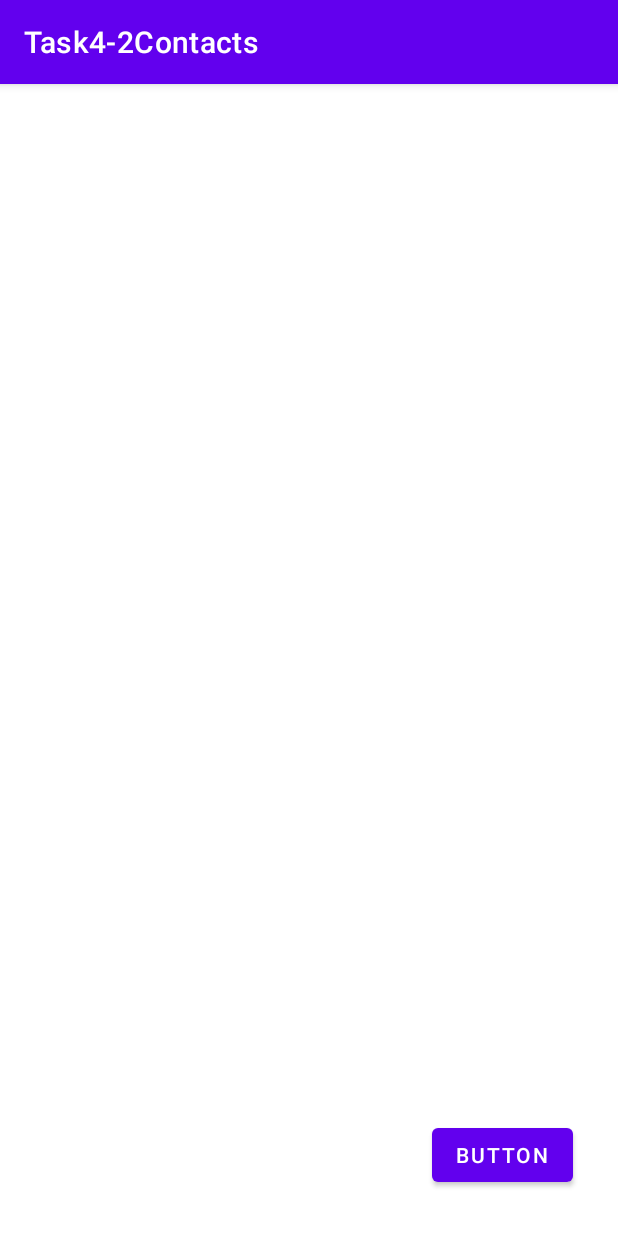
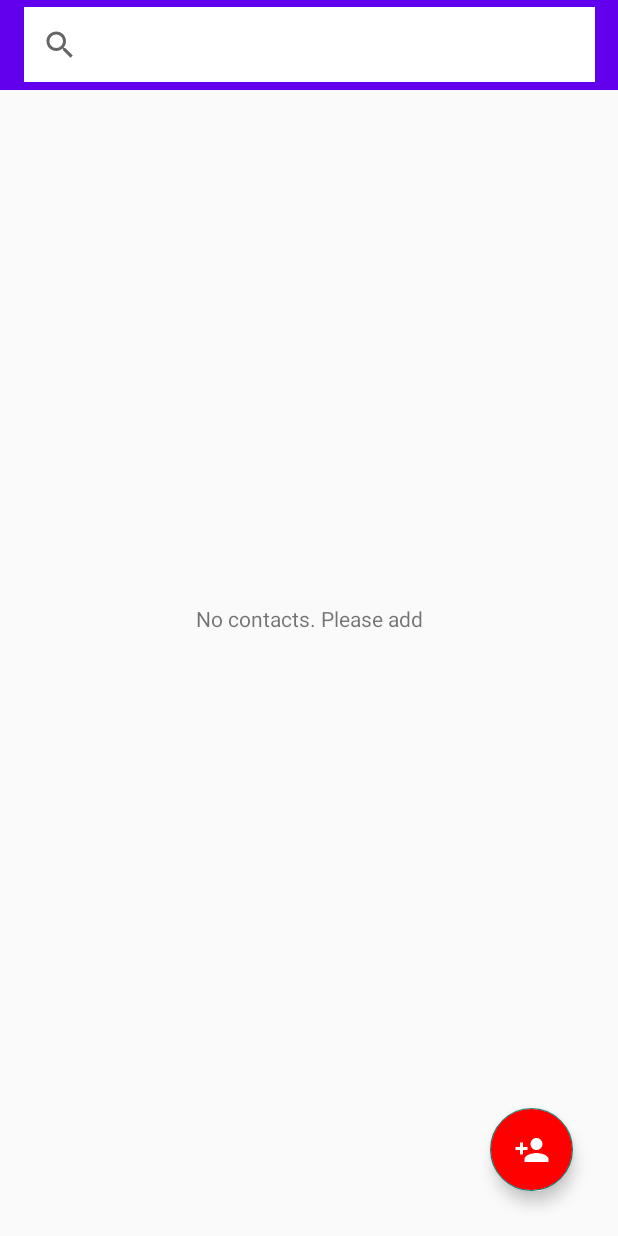
Before and after one commit to AndreiKrayushkin/Md-AD2-16-20-28, an Android app: the screen it shows after launch (MainActivity), on a phone screen of 412 x 824 dp. Run offline under Robolectric (Android 15) with nearby library versions, the light colour scheme and no system bars.

```diff
--- a/task4-2contacts-kotlin/build.gradle
+++ b/task4-2contacts-kotlin/build.gradle
@@ -40,6 +40,7 @@ dependencies {
     implementation 'androidx.appcompat:appcompat:1.2.0'
     implementation 'com.google.android.material:material:1.2.1'
     implementation 'androidx.constraintlayout:constraintlayout:2.0.4'
+    implementation 'androidx.recyclerview:recyclerview:1.1.0'
     testImplementation 'junit:junit:4.+'
     androidTestImplementation 'androidx.test.ext:junit:1.1.2'
     androidTestImplementation 'androidx.test.espresso:espresso-core:3.3.0'
--- a/task4-2contacts-kotlin/src/main/AndroidManifest.xml
+++ b/task4-2contacts-kotlin/src/main/AndroidManifest.xml
@@ -17,6 +17,7 @@
             </intent-filter>
         </activity>
         <activity android:name=".AddContact"/>
+        <activity android:name=".EditContact"/>
     </application>
 
 </manifest>
--- a/task4-2contacts-kotlin/src/main/java/by/andrei/firstproject/task4contacts/ContactAdapter.kt
+++ b/task4-2contacts-kotlin/src/main/java/by/andrei/firstproject/task4contacts/ContactAdapter.kt
@@ -7,13 +7,13 @@ import android.widget.ImageView
 import android.widget.TextView
 import androidx.recyclerview.widget.RecyclerView
 
-class ContactAdapter : RecyclerView.Adapter<ContactAdapter.ContactViewHolder>() {
+class ContactAdapter (
+        var contactList: MutableList<Contact>,
+        var onClickListener: OnContactClickListener
+        ): RecyclerView.Adapter<ContactAdapter.ContactViewHolder>() {
 
-    private var contactList = mutableListOf<Contact>()
-
-    fun ContactAdapter (contactList: MutableList<Contact>) {
-        this.contactList = contactList
-        notifyDataSetChanged()
+    interface OnContactClickListener {
+        fun onContactClick(contact: Contact, position: Int)
     }
 
     override fun onCreateViewHolder(parent: ViewGroup, viewType: Int): ContactViewHolder {
@@ -23,7 +23,14 @@ class ContactAdapter : RecyclerView.Adapter<ContactAdapter.ContactViewHolder>()
     }
 
     override fun onBindViewHolder(holder: ContactViewHolder, position: Int) {
-        holder.bind(contactList[position])
+
+        val contact: Contact = contactList[position]
+
+        holder.bind(contact)
+
+        holder.itemView.setOnClickListener {
+            onClickListener.onContactClick(contact, position)
+        }
     }
 
     override fun getItemCount(): Int {
@@ -31,11 +38,11 @@ class ContactAdapter : RecyclerView.Adapter<ContactAdapter.ContactViewHolder>()
     }
 
     class ContactViewHolder(itemView: View) : RecyclerView.ViewHolder(itemView) {
-        private val imageView: ImageView = itemView.findViewById(R.id.imageContacts)
-        private val textViewName: TextView = itemView.findViewById(R.id.textContactsName)
-        private val textViewPhone: TextView = itemView.findViewById(R.id.textPhoneNumber)
+        private var imageView: ImageView = itemView.findViewById(R.id.imageContacts)
+        private var textViewName: TextView = itemView.findViewById(R.id.textContactsName)
+        private var textViewPhone: TextView = itemView.findViewById(R.id.textPhoneNumber)
 
-        fun bind (contact: Contact) {
+        fun bind(contact: Contact) {
             imageView.setImageResource(contact.imageView)
             textViewName.text = contact.textContactName
             textViewPhone.text = contact.textContactPhoneOrEmail
@@ -43,9 +50,18 @@ class ContactAdapter : RecyclerView.Adapter<ContactAdapter.ContactViewHolder>()
     }
 
     fun addContact(contact: Contact) {
-//        contactList.add(contact)
-//        notifyItemChanged(contactList.indexOf(contact))
+        contactList.add(contact)
         notifyDataSetChanged()
     }
 
+    fun editContact(position: Int, contact: Contact) {
+        contactList[position] = contact
+        notifyItemChanged(position)
+    }
+
+    fun removeContact(position: Int) {
+        contactList.removeAt(position)
+        notifyItemRemoved(position)
+    }
+
 }
--- a/task4-2contacts-kotlin/src/main/java/by/andrei/firstproject/task4contacts/MainActivity.kt
+++ b/task4-2contacts-kotlin/src/main/java/by/andrei/firstproject/task4contacts/MainActivity.kt
@@ -1,50 +1,83 @@
 package by.andrei.firstproject.task4contacts
 
-import android.app.Activity
 import android.content.Intent
-import androidx.appcompat.app.AppCompatActivity
 import android.os.Bundle
 import android.util.Log
-import android.widget.*
+import android.view.View
+import android.widget.TextView
+import androidx.appcompat.app.AppCompatActivity
+import androidx.appcompat.widget.Toolbar
 import androidx.recyclerview.widget.LinearLayoutManager
 import androidx.recyclerview.widget.RecyclerView
+import com.google.android.material.floatingactionbutton.FloatingActionButton
 
 class MainActivity : AppCompatActivity() {
 
-    private val SECOND_ACTIVITY_REQUEST_CODE = 0
-    private val adapterContact = ContactAdapter()
+    private var ADD_KEY = 0
+    private var EDIT_KEY = 1
+    private lateinit var adapterContact: ContactAdapter
+    private lateinit var adapterContactListener: ContactAdapter.OnContactClickListener
+
+    private lateinit var contact: Contact
 
     override fun onCreate(savedInstanceState: Bundle?) {
 
         super.onCreate(savedInstanceState)
         setContentView(R.layout.activity_main)
-
+        val toolbarMain: Toolbar = findViewById(R.id.toolbarMain)
+        setSupportActionBar(toolbarMain)
         val recyclerView: RecyclerView = findViewById(R.id.listContacts)
         val linearLayoutManager = LinearLayoutManager(this, RecyclerView.VERTICAL, false)
+
+        var intentGoEdit = Intent(this, EditContact::class.java)
+        adapterContactListener = object : ContactAdapter.OnContactClickListener {
+            override fun onContactClick(contact: Contact, position: Int) {
+                intentGoEdit.putExtra("TEXT_CONT", "HELLO")
+                this@MainActivity.contact = adapterContact.contactList[position]
+                setResult(RESULT_OK, intentGoEdit)
+                intentGoEdit.putExtra("contact", contact)
+                intentGoEdit.putExtra("position", position)
+                setResult(RESULT_OK, intentGoEdit)
+                startActivityForResult(intentGoEdit, EDIT_KEY)
+            }
+        }
+
+        adapterContact = ContactAdapter(mutableListOf<Contact>(), adapterContactListener)
 
         recyclerView.layoutManager = linearLayoutManager
         recyclerView.adapter = adapterContact
 
-        val buttonGoToAddView: Button = findViewById(R.id.testButtonGoToAddView)
+        val buttonGoToAddView: FloatingActionButton = findViewById(R.id.testButtonGoToAddView)
         buttonGoToAddView.setOnClickListener {
             val intent = Intent(this, AddContact::class.java)
-            startActivityForResult(intent, SECOND_ACTIVITY_REQUEST_CODE)
+            startActivityForResult(intent, ADD_KEY)
         }
     }
 
     override fun onActivityResult(requestCode: Int, resultCode: Int, data: Intent?) {
         super.onActivityResult(requestCode, resultCode, data)
-
-        if (requestCode == SECOND_ACTIVITY_REQUEST_CODE) {
+        var contactView: Contact?
+        if (requestCode == ADD_KEY) {
             if(resultCode == RESULT_OK) {
-
-                val contactView: Contact? = data?.getParcelableExtra("TEXT")
+                val tBG = findViewById<TextView>(R.id.backgroundTextInfo)
+                contactView = data?.getParcelableExtra("TEXT")
                 if (contactView != null) {
                     adapterContact.addContact(contactView)
+                    tBG.visibility = View.INVISIBLE
                 }
             }
         }
 
-
+        if (requestCode == EDIT_KEY) {
+            if(resultCode == RESULT_OK) {
+                contactView = data?.getParcelableExtra("edit text")
+                val position = data?.getIntExtra("position", 0)
+                if (contactView != null) {
+                    adapterContact.editContact(position!!, contactView)
+                } else {
+                    adapterContact.removeContact(position!!)
+                }
+            }
+        }
     }
 }
--- /dev/null
+++ b/task4-2contacts-kotlin/src/main/res/drawable-v24/ic_baseline_person_add_24.xml
@@ -0,0 +1,10 @@
+<vector xmlns:android="http://schemas.android.com/apk/res/android"
+    android:width="24dp"
+    android:height="24dp"
+    android:viewportWidth="24"
+    android:viewportHeight="24"
+    android:tint="?attr/colorControlNormal">
+  <path
+      android:fillColor="@android:color/white"
+      android:pathData="M15,12c2.21,0 4,-1.79 4,-4s-1.79,-4 -4,-4 -4,1.79 -4,4 1.79,4 4,4zM6,10L6,7L4,7v3L1,10v2h3v3h2v-3h3v-2L6,10zM15,14c-2.67,0 -8,1.34 -8,4v2h16v-2c0,-2.66 -5.33,-4 -8,-4z"/>
+</vector>
--- a/task4-2contacts-kotlin/src/main/res/layout/activity_add.xml
+++ b/task4-2contacts-kotlin/src/main/res/layout/activity_add.xml
@@ -14,10 +14,13 @@
         app:layout_constraintEnd_toEndOf="parent"
         android:layout_margin="20dp">
         <RadioButton
+            android:id="@+id/phoneCheck"
             android:layout_width="match_parent"
             android:layout_height="wrap_content"
-            android:text="Phone number"/>
+            android:text="Phone number"
+            android:checked="true"/>
         <RadioButton
+            android:id="@+id/emailCheck"
             android:layout_width="match_parent"
             android:layout_height="wrap_content"
             android:text="Email"/>
--- a/task4-2contacts-kotlin/src/main/res/layout/activity_main.xml
+++ b/task4-2contacts-kotlin/src/main/res/layout/activity_main.xml
@@ -4,23 +4,54 @@
     xmlns:app="http://schemas.android.com/apk/res-auto"
     xmlns:tools="http://schemas.android.com/tools"
     android:layout_width="match_parent"
-    android:layout_height="match_parent"
-    tools:context=".MainActivity">
+    android:layout_height="match_parent">
+
+    <androidx.appcompat.widget.Toolbar
+        android:id="@+id/toolbarMain"
+        android:layout_width="0dp"
+        android:layout_height="60dp"
+        app:layout_constraintStart_toStartOf="parent"
+        app:layout_constraintTop_toTopOf="parent"
+        app:layout_constraintEnd_toEndOf="parent"
+        android:background="@color/purple_500"
+        android:padding="0dp">
+            <SearchView
+                android:layout_width="match_parent"
+                android:layout_marginStart="15dp"
+                android:layout_marginEnd="15dp"
+                android:layout_height="50dp"
+                android:background="@color/white"
+                app:queryHint="Search contacts"/>
+    </androidx.appcompat.widget.Toolbar>
+
     <androidx.recyclerview.widget.RecyclerView
         android:id="@+id/listContacts"
+        android:layout_width="wrap_content"
+        android:layout_height="wrap_content"
+        app:layout_constraintStart_toStartOf="parent"
+        app:layout_constraintTop_toBottomOf="@id/toolbarMain"/>
+
+    <com.google.android.material.floatingactionbutton.FloatingActionButton
+        android:id="@+id/testButtonGoToAddView"
+        android:layout_height="55dp"
+        android:layout_width="55dp"
+        android:backgroundTint="@color/red"
+        android:src="@drawable/ic_baseline_person_add_24"
+        app:tint="@color/white"
+        app:layout_constraintBottom_toBottomOf="parent"
+        app:layout_constraintEnd_toEndOf="parent"
+        android:layout_margin="30dp"/>
+
+    <TextView
+        android:id="@+id/backgroundTextInfo"
+        android:text="No contacts. Please add"
         android:layout_width="wrap_content"
         android:layout_height="wrap_content"
         app:layout_constraintLeft_toLeftOf="parent"
         app:layout_constraintRight_toRightOf="parent"
         app:layout_constraintTop_toTopOf="parent"
         app:layout_constraintBottom_toBottomOf="parent"/>
-    <Button
-        android:id="@+id/testButtonGoToAddView"
-        android:layout_width="wrap_content"
-        android:layout_height="wrap_content"
-        android:text="Button"
-        android:layout_margin="30dp"
-        app:layout_constraintBottom_toBottomOf="parent"
-        app:layout_constraintEnd_toEndOf="parent" />
+
+
 
 </androidx.constraintlayout.widget.ConstraintLayout>
--- a/task4-2contacts-kotlin/src/main/res/values/themes.xml
+++ b/task4-2contacts-kotlin/src/main/res/values/themes.xml
@@ -1,6 +1,6 @@
 <resources xmlns:tools="http://schemas.android.com/tools">
     <!-- Base application theme. -->
-    <style name="Theme.AndroidHomework" parent="Theme.MaterialComponents.DayNight.DarkActionBar">
+    <style name="Theme.AndroidHomework" parent="Theme.AppCompat.Light.NoActionBar">
         <!-- Primary brand color. -->
         <item name="colorPrimary">@color/purple_500</item>
         <item name="colorPrimaryVariant">@color/purple_700</item>
```
Also changed, not shown: task4-2contacts-kotlin/src/main/java/by/andrei/firstproject/task4contacts/AddContact.kt (+22 -4 lines), task4-2contacts-kotlin/src/main/java/by/andrei/firstproject/task4contacts/Contact.kt (+5 -3 lines), task4-2contacts-kotlin/src/main/java/by/andrei/firstproject/task4contacts/EditContact.kt (added, +41 -0 lines), task4-2contacts-kotlin/src/main/res/drawable-v24/ic_baseline_arrow_back_24.xml (added, +10 -0 lines), task4-2contacts-kotlin/src/main/res/drawable-v24/ic_baseline_check_24.xml (added, +10 -0 lines), task4-2contacts-kotlin/src/main/res/drawable-v24/ic_baseline_contact_phone_24.xml (added, +10 -0 lines), task4-2contacts-kotlin/src/main/res/layout/activity_edit.xml (+34 -2 lines), task4-2contacts-kotlin/src/main/res/layout/item_image_info.xml (+7 -10 lines).
